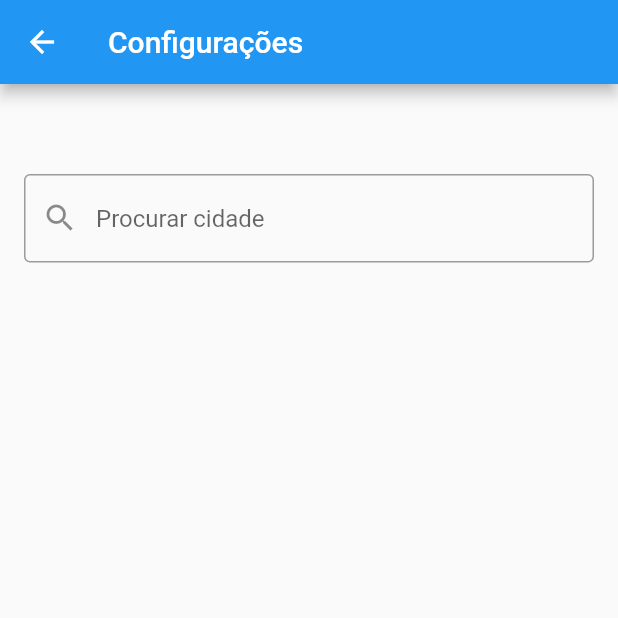
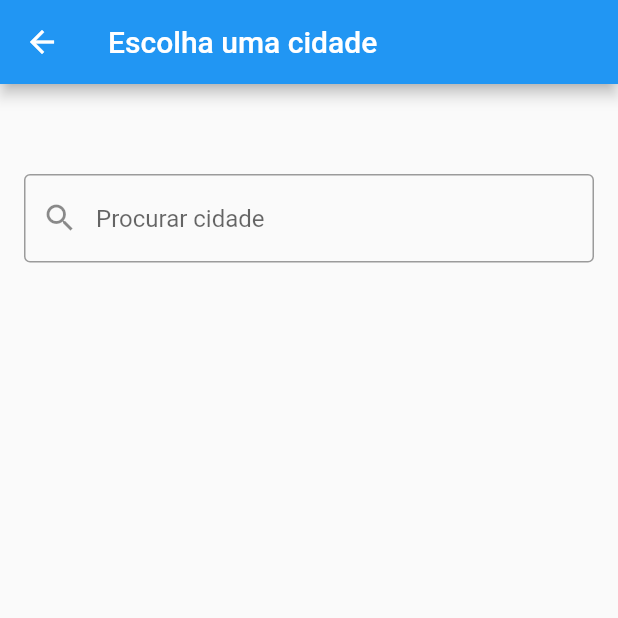
Before and after one commit to sidneyroberto/vidente-app, a Flutter app: the Configuracoes screen opened directly, on a phone screen of 412 x 824 dp, the top half of it. Run offline on Flutter 3.47's test engine with Material 2 defaults, Android fonts, the phone set to English and light mode, and no system bars; drawn by our look-alikes of flutter_typeahead; our stand-ins replace flutter_dotenv.

Commit message:
roteamento de página inicial

```diff
--- a/lib/controllers/cidade_controller.dart
+++ b/lib/controllers/cidade_controller.dart
@@ -6,8 +6,7 @@ class CidadeController extends ChangeNotifier {
   static CidadeController instancia = CidadeController();
 
   CidadeController() {
-    this.cidadeEscolhida =
-        new Cidade.comCodigo('38802', 'Aquidauana', 'Mato Grosso do Sul', 'MS');
+    this.cidadeEscolhida = null;
   }
 
   trocarCidade(Cidade cidade) {
--- a/lib/widgets/configuracoes.dart
+++ b/lib/widgets/configuracoes.dart
@@ -1,11 +1,29 @@
 import 'package:flutter/material.dart';
+import 'package:vidente_app/controllers/cidade_controller.dart';
 import 'package:vidente_app/models/cidade.dart';
 import 'package:flutter_typeahead/flutter_typeahead.dart';
 import 'package:vidente_app/services/cidade_service.dart';
 
-class Configuracoes extends StatelessWidget {
-  final List<Cidade> cidades;
-  const Configuracoes({Key key, this.cidades}) : super(key: key);
+class Configuracoes extends StatefulWidget {
+  @override
+  _ConfiguracoesState createState() => _ConfiguracoesState();
+}
+
+class _ConfiguracoesState extends State<Configuracoes> {
+  List<Cidade> cidades;
+  bool carregandoCidades;
+
+  @override
+  void initState() {
+    super.initState();
+    carregarCidades();
+    this.carregandoCidades = false;
+  }
+
+  void carregarCidades() async {
+    CidadeService service = CidadeService();
+    cidades = await service.recuperarCidades();
+  }
 
   Iterable<Cidade> filtrarCidades(String consulta) {
     return this.cidades.where(
@@ -14,13 +32,18 @@ class Configuracoes extends StatelessWidget {
 
   @override
   Widget build(BuildContext context) {
+    bool algumaCidadeEscolhida =
+        CidadeController.instancia.cidadeEscolhida != null;
     return Scaffold(
       appBar: AppBar(
-        title: Text("Configurações"),
+        title: Text(
+            algumaCidadeEscolhida ? "Configurações" : "Escolha uma cidade"),
       ),
       body: Container(
         padding: EdgeInsets.fromLTRB(16, 60, 16, 0),
-        child: TypeAheadField<Cidade>(
+        child: Column(
+          children: [
+            TypeAheadField<Cidade>(
               textFieldConfiguration: TextFieldConfiguration(
                 decoration: InputDecoration(
                   prefixIcon: Icon(Icons.search),
@@ -32,8 +55,12 @@ class Configuracoes extends StatelessWidget {
               onSuggestionSelected: (sugestao) async {
                 CidadeService service = CidadeService();
                 final String filtro = sugestao.nome + ' ' + sugestao.estado;
-            await service.pesquisarCidade(filtro);
-            Navigator.pop(context);
+                service
+                    .pesquisarCidade(filtro)
+                    .then((resultado) => Navigator.pushNamed(context, '/home'));
+                setState(() {
+                  this.carregandoCidades = true;
+                });
               },
               itemBuilder: (context, sugestao) {
                 return ListTile(
@@ -51,6 +78,19 @@ class Configuracoes extends StatelessWidget {
                 ),
               ),
             ),
+            this.carregandoCidades
+                ? Column(
+                    children: [
+                      Padding(padding: EdgeInsets.all(20)),
+                      Image(
+                        image: AssetImage('images/loading.gif'),
+                        width: 50,
+                      )
+                    ],
+                  )
+                : Text('')
+          ],
+        ),
       ),
     );
   }
```
Also changed, not shown: lib/widgets/home.dart (+4 -17 lines), lib/widgets/vidente_app.dart (+13 -7 lines), images/loading.gif (added), pubspec.lock. Lines whose indentation alone changed are shown as unchanged.
